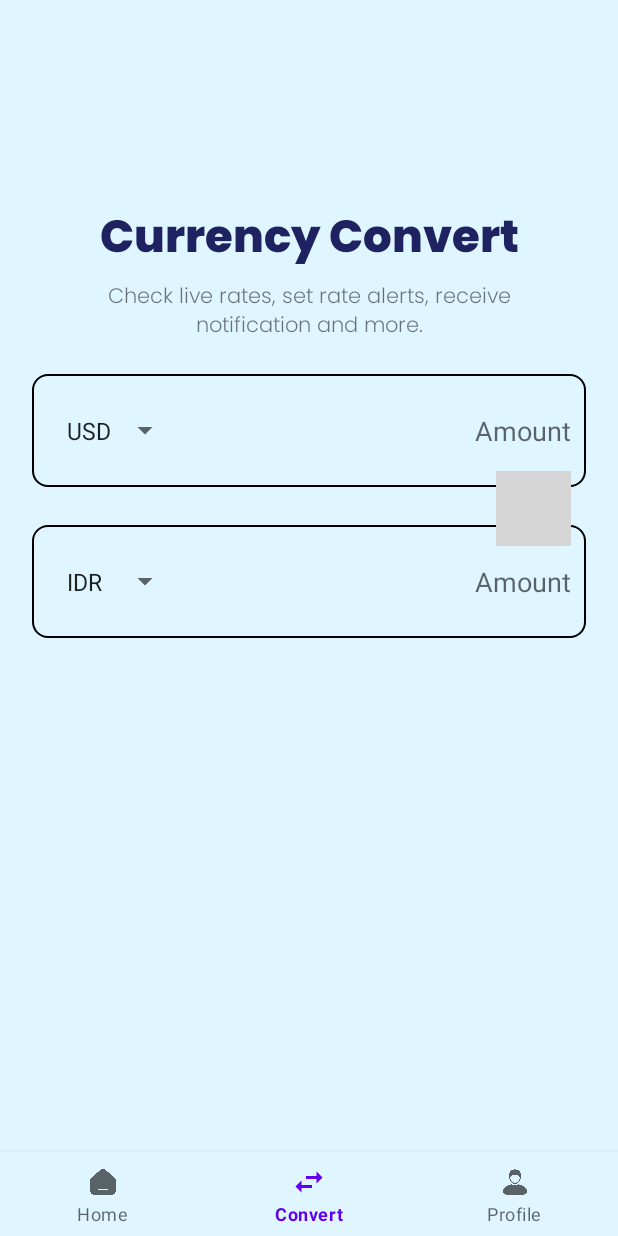
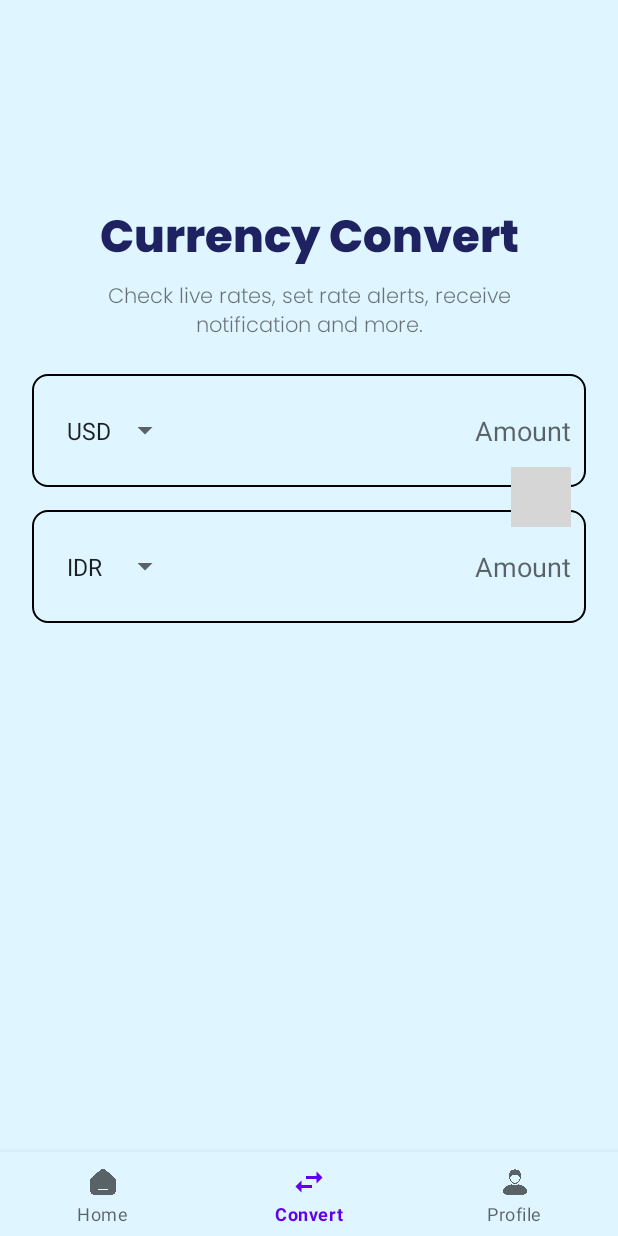
Before and after one commit to handayogi/Curion, an Android app: the ConvertFragment screen opened through its navigation route, on a phone screen of 412 x 824 dp. Run offline under Robolectric (Android 15) with nearby library versions, the phone set to English and light mode, and no system bars; our stand-ins replace navigation-ui; grey boxes are pictures that could not be loaded.

Commit message:
convert update

```diff
--- a/app/src/main/res/drawable/icon_swap_background.xml
+++ b/app/src/main/res/drawable/icon_swap_background.xml
@@ -2,6 +2,6 @@
 <shape xmlns:android="http://schemas.android.com/apk/res/android"
     android:shape="oval">
 
-    <solid android:color="#B2B3BF" />
+    <solid android:color="#DFF5FF" />
 
 </shape>
--- a/app/src/main/res/layout/fragment_convert.xml
+++ b/app/src/main/res/layout/fragment_convert.xml
@@ -66,7 +66,7 @@
         android:id="@+id/editToCurrency"
         android:layout_width="match_parent"
         android:layout_height="75dp"
-        android:layout_marginVertical="25dp"
+        android:layout_marginVertical="15dp"
         android:background="@drawable/input_line"
         android:gravity="end|center_vertical"
         android:hint="@string/amount"
@@ -89,14 +89,14 @@
         android:layout_width="match_parent"
         android:layout_height="match_parent"
         android:padding="10dp"
-        android:layout_marginBottom="90dp"
+        android:layout_marginBottom="105dp"
         android:orientation="horizontal"
         android:gravity="center|end">
 
         <ImageView
             android:id="@+id/swap_convert"
-            android:layout_width="50dp"
-            android:layout_height="50dp"
+            android:layout_width="40dp"
+            android:layout_height="40dp"
             android:background="@drawable/icon_swap_background"
             android:contentDescription="@string/app_name"
             android:src="@drawable/ic_swap_convert"
```
